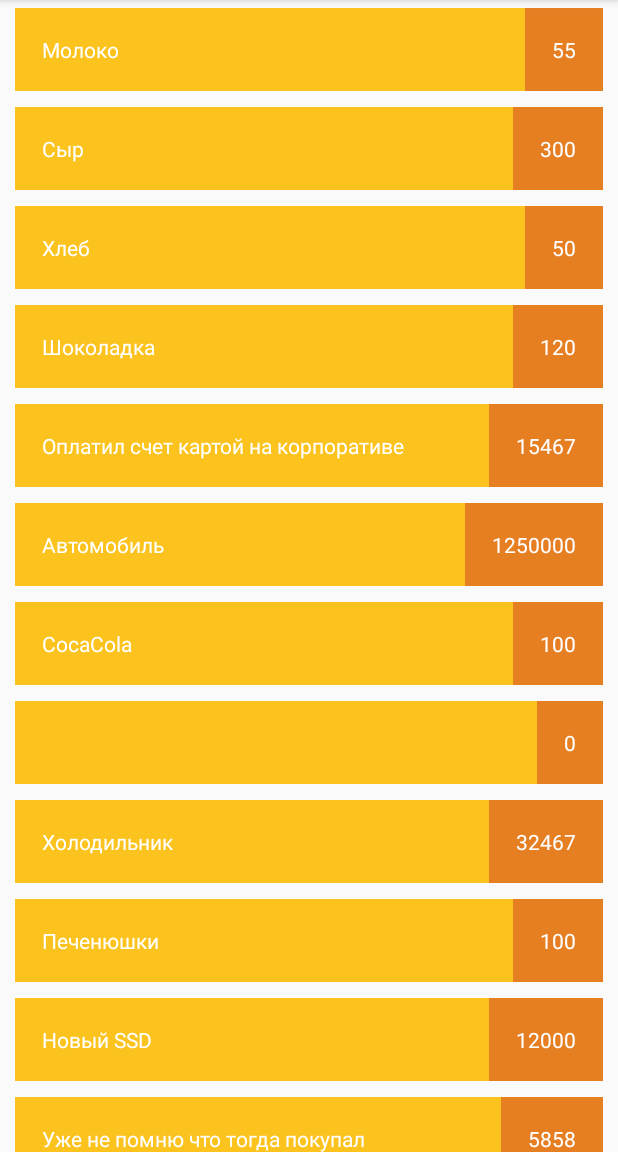
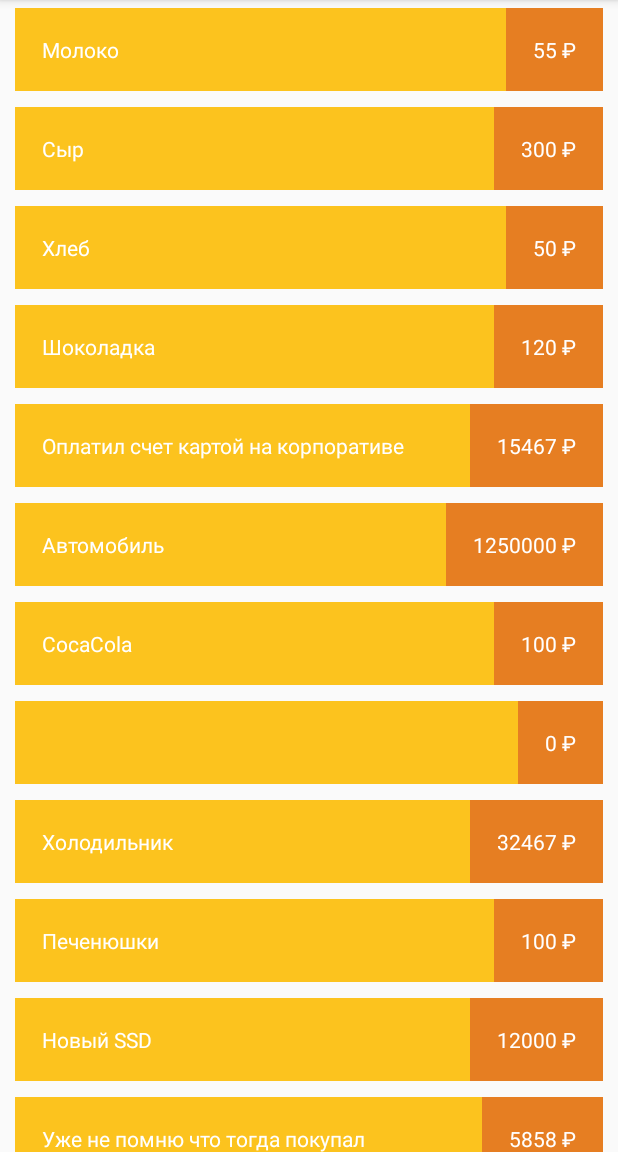
Before and after one commit to miralas/MoneyTracker, an Android app: the screen it shows after launch (ItemListActivity), on a phone screen of 412 x 824 dp, the part 84-1236 px from its top. Run offline under Robolectric (Android 15) with nearby library versions, the phone set to English and light mode, and no system bars.

Commit message:
Add ruble symbol via String.format and add padding to dimens

```diff
--- a/app/src/main/java/com/miralas/moneytracker/ItemListActivity.java
+++ b/app/src/main/java/com/miralas/moneytracker/ItemListActivity.java
@@ -5,8 +5,6 @@ import android.support.annotation.Nullable;
 import android.support.v7.app.AppCompatActivity;
 import android.support.v7.widget.LinearLayoutManager;
 import android.support.v7.widget.RecyclerView;
-import android.text.SpannableString;
-import android.text.SpannableStringBuilder;
 import android.view.LayoutInflater;
 import android.view.View;
 import android.view.ViewGroup;
@@ -84,7 +82,8 @@ public class ItemListActivity extends AppCompatActivity {
 
         public void applyData(Item item) {
             title.setText(item.getTitle());
-            price.setText(String.valueOf(item.getPrice()));
+            // Add ruble symbol with String.format
+            price.setText(String.format("%1s%2s", String.valueOf(item.getPrice()), getString(R.string.rub_symbol)));
         }
     }
 }
--- a/app/src/main/res/layout/activity_additem.xml
+++ b/app/src/main/res/layout/activity_additem.xml
@@ -51,8 +51,8 @@
             android:id="@+id/add_btn"
             android:layout_marginLeft="22dp"
             android:background="@drawable/ic_add"
-            android:layout_width="26dp"
-            android:layout_height="26dp" />
+            android:layout_width="@dimen/item_add_btn_size"
+            android:layout_height="@dimen/item_add_btn_size" />
 
     </LinearLayout>
 
--- a/app/src/main/res/layout/item_record.xml
+++ b/app/src/main/res/layout/item_record.xml
@@ -15,7 +15,7 @@
         android:layout_height="wrap_content"
         android:layout_weight="1"
         android:background="@color/titleColorOnList"
-        android:padding="18dp"
+        android:padding="@dimen/item_padding"
         android:textColor="@color/white"
         tools:text="Молоко" />
 
@@ -25,7 +25,7 @@
         android:layout_height="match_parent"
         android:background="@color/priceColorOnList"
         android:gravity="center"
-        android:padding="18dp"
+        android:padding="@dimen/item_padding"
         android:textColor="@color/white"
         tools:text="55P " />
 </LinearLayout>
--- a/app/src/main/res/values/dimens.xml
+++ b/app/src/main/res/values/dimens.xml
@@ -1,4 +1,6 @@
 <?xml version="1.0" encoding="utf-8"?>
 <resources>
     <dimen name="font_size">20sp</dimen>
+    <dimen name="item_add_btn_size">26dp</dimen>
+    <dimen name="item_padding">18dp</dimen>
 </resources>
```
